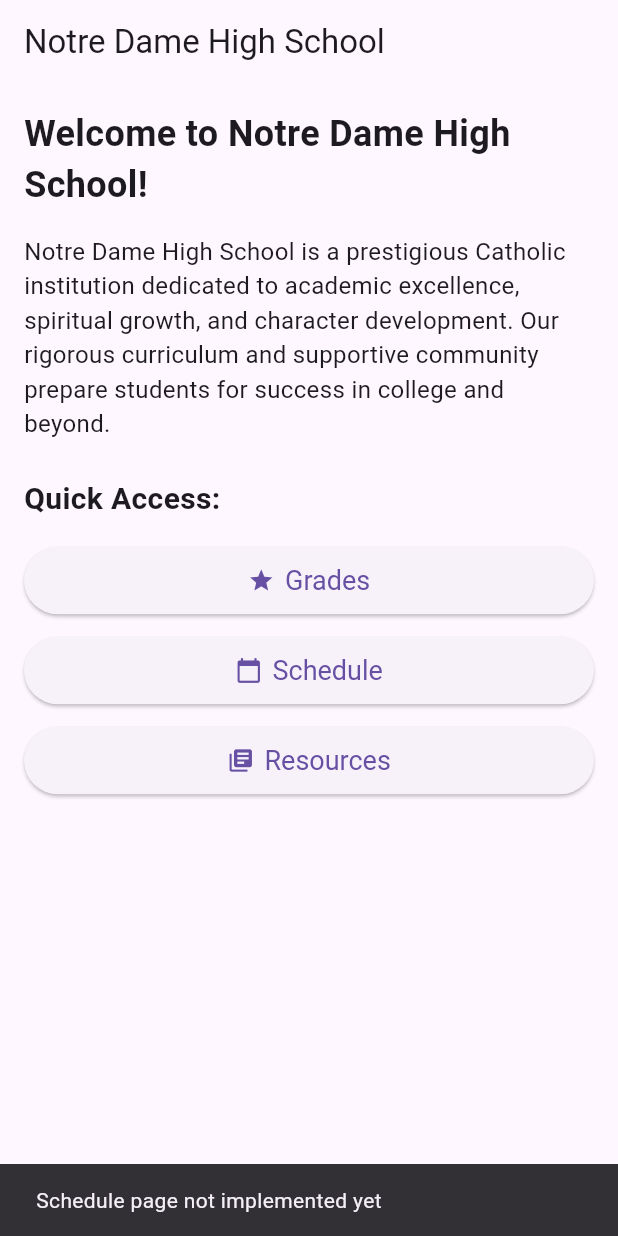
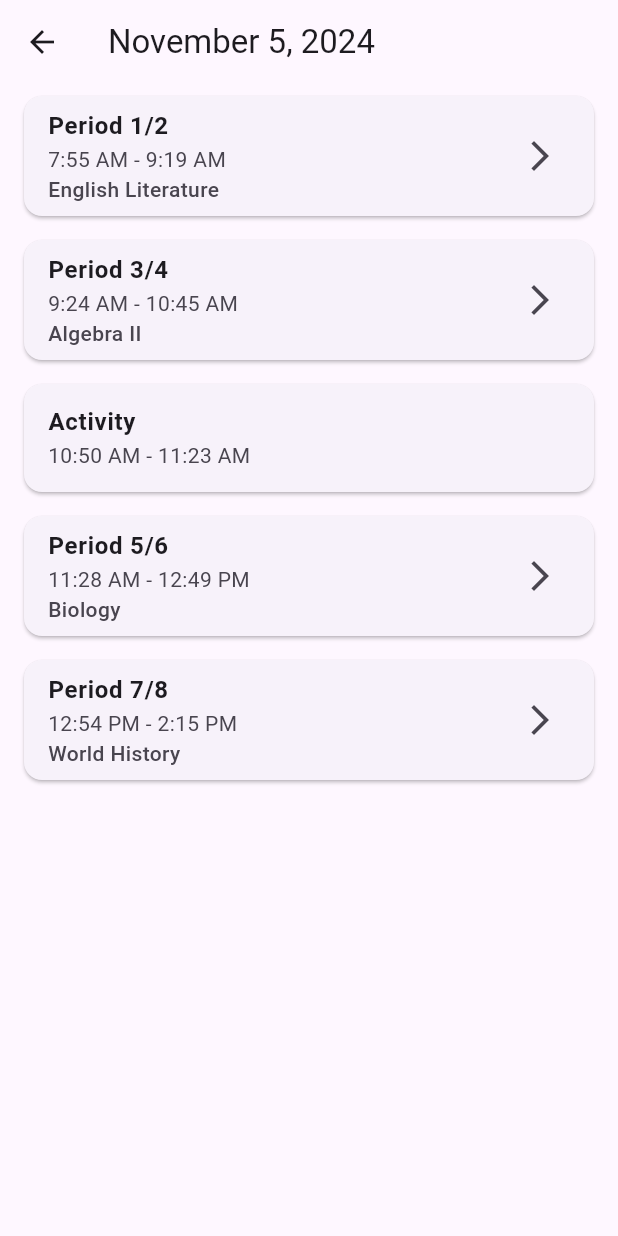
Before and after one commit to tarunkovoornd/Notre-Dame-App, a Flutter app: the HomePage screen opened directly, after a tap on "Schedule", on a phone screen of 412 x 824 dp. Run offline on Flutter 3.47's test engine with Material 3 defaults, Android fonts, the phone set to English and light mode, and no system bars.

Commit message:
Schedule button

```diff
--- a/lib/pages/home_page.dart
+++ b/lib/pages/home_page.dart
@@ -1,5 +1,6 @@
 import 'package:flutter/material.dart';
 import 'grades_page.dart';
+import 'schedule_page.dart';
 
 class HomePage extends StatelessWidget {
   const HomePage({Key? key}) : super(key: key);
@@ -51,6 +52,11 @@ class HomePage extends StatelessWidget {
               context,
               MaterialPageRoute(builder: (context) => const GradesPage()),
             );
+          } else if (label == 'Schedule') {
+            Navigator.push(
+              context,
+              MaterialPageRoute(builder: (context) => const SchedulePage()),
+            );
           } else {
             ScaffoldMessenger.of(context).showSnackBar(
               SnackBar(content: Text('$label page not implemented yet')),
--- /dev/null
+++ b/lib/pages/schedule_page.dart
@@ -0,0 +1,79 @@
+import 'package:flutter/material.dart';
+
+class SchedulePage extends StatelessWidget {
+  const SchedulePage({Key? key}) : super(key: key);
+
+  String _formatDate(DateTime date) {
+    final months = [
+      'January', 'February', 'March', 'April', 'May', 'June',
+      'July', 'August', 'September', 'October', 'November', 'December'
+    ];
+    return '${months[date.month - 1]} ${date.day}, ${date.year}';
+  }
+
+  @override
+  Widget build(BuildContext context) {
+    final List<ScheduleItem> schedule = [
+      ScheduleItem('Period 1/2', '7:55 AM - 9:19 AM', 'English Literature'),
+      ScheduleItem('Period 3/4', '9:24 AM - 10:45 AM', 'Algebra II'),
+      ScheduleItem('Activity', '10:50 AM - 11:23 AM', ''),
+      ScheduleItem('Period 5/6', '11:28 AM - 12:49 PM', 'Biology'),
+      ScheduleItem('Period 7/8', '12:54 PM - 2:15 PM', 'World History'),
+    ];
+
+    // Get current date
+    String currentDate = _formatDate(DateTime.now());
+
+    return Scaffold(
+      appBar: AppBar(
+        title: Text(currentDate),
+      ),
+      body: ListView.builder(
+        itemCount: schedule.length,
+        itemBuilder: (context, index) {
+          final item = schedule[index];
+          return Card(
+            margin: const EdgeInsets.symmetric(horizontal: 16, vertical: 8),
+            child: ListTile(
+              title: Text(
+                item.periodName,
+                style: const TextStyle(fontWeight: FontWeight.bold),
+              ),
+              subtitle: Column(
+                crossAxisAlignment: CrossAxisAlignment.start,
+                children: [
+                  Text(item.timeSlot),
+                  if (item.className.isNotEmpty)
+                    Text(
+                      item.className,
+                      style: const TextStyle(fontWeight: FontWeight.w500),
+                    ),
+                ],
+              ),
+              trailing: item.className.isNotEmpty
+                  ? const Icon(Icons.arrow_forward_ios)
+                  : null,
+              onTap: item.className.isNotEmpty
+                  ? () {
+                      ScaffoldMessenger.of(context).showSnackBar(
+                        SnackBar(
+                          content: Text('${item.className} details coming soon!'),
+                        ),
+                      );
+                    }
+                  : null,
+            ),
+          );
+        },
+      ),
+    );
+  }
+}
+
+class ScheduleItem {
+  final String periodName;
+  final String timeSlot;
+  final String className;
+
+  ScheduleItem(this.periodName, this.timeSlot, this.className);
+}
```
